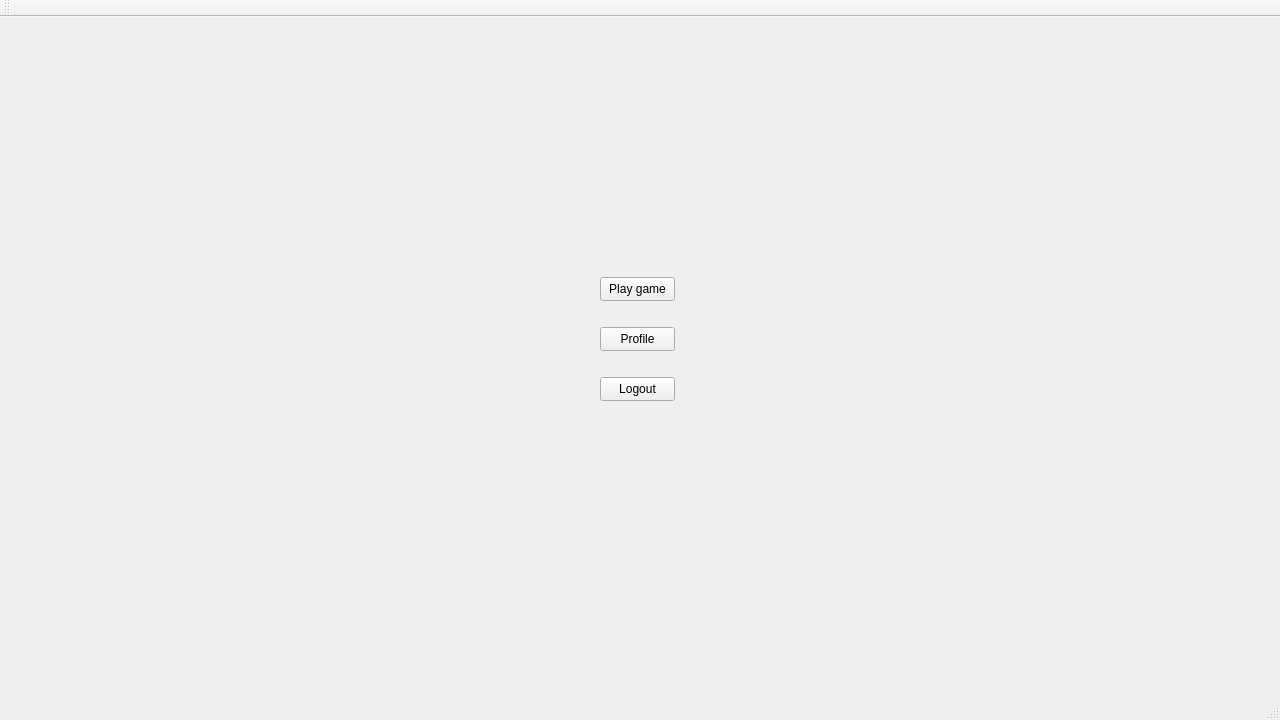
Qt form Triviador/Triviador/Triviador.ui (AndreiAndreea/TriviadorMCpp) before a commit.
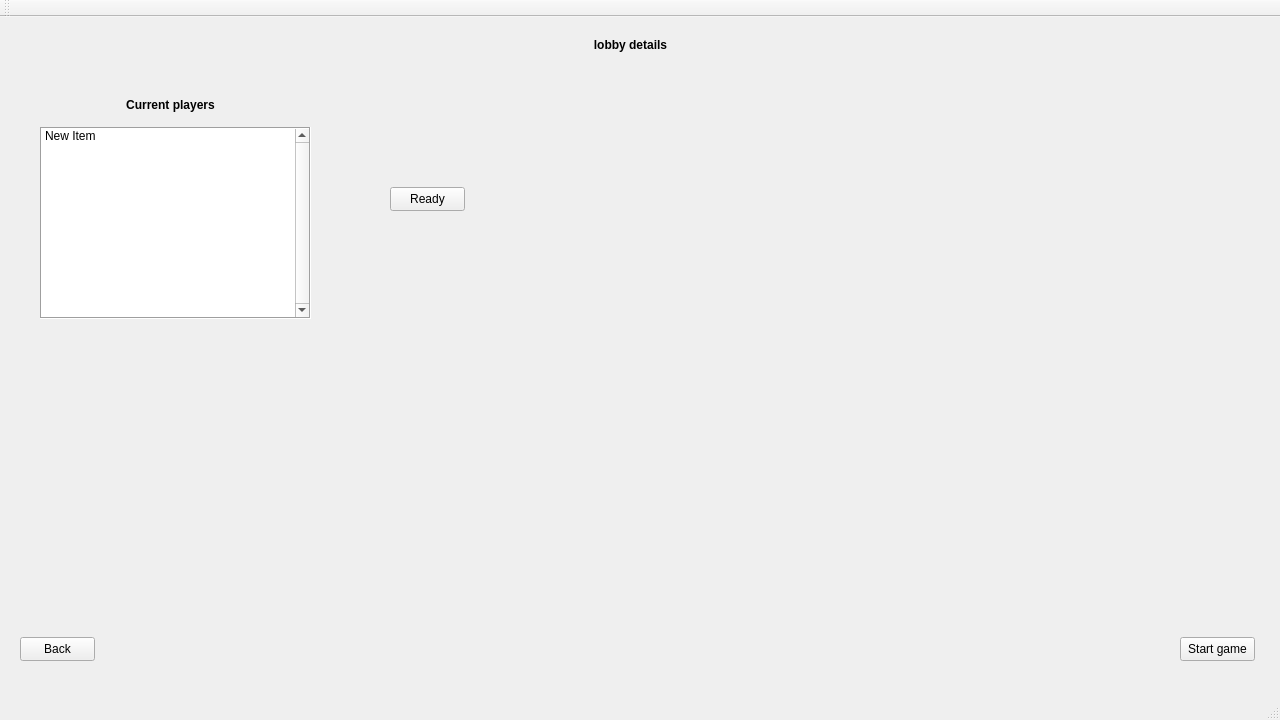
The same form after that commit.

Commit message: Added a functionality to go back to the lobbies types. Added a functionality to set the status of player, "Ready to play" and after, the player can start game.

Patch:
```diff
--- a/Triviador/Triviador/Triviador.ui
+++ b/Triviador/Triviador/Triviador.ui
@@ -23,8 +23,11 @@
       <height>720</height>
      </rect>
     </property>
+    <property name="autoFillBackground">
+     <bool>false</bool>
+    </property>
     <property name="currentIndex">
-     <number>0</number>
+     <number>4</number>
     </property>
     <widget class="QWidget" name="page">
      <widget class="QPushButton" name="profilePushButton">
@@ -50,7 +53,7 @@
        </rect>
       </property>
       <property name="text">
-       <string>Play game</string>
+       <string>Play</string>
       </property>
      </widget>
      <widget class="QPushButton" name="quitPushButton">
@@ -695,6 +698,145 @@
       </property>
      </widget>
     </widget>
+    <widget class="QWidget" name="page_5">
+     <widget class="QPushButton" name="startGameLobbyPushButton">
+      <property name="geometry">
+       <rect>
+        <x>1180</x>
+        <y>620</y>
+        <width>75</width>
+        <height>24</height>
+       </rect>
+      </property>
+      <property name="text">
+       <string>Start game</string>
+      </property>
+     </widget>
+     <widget class="QPushButton" name="backToLobbyPushButton">
+      <property name="geometry">
+       <rect>
+        <x>20</x>
+        <y>620</y>
+        <width>75</width>
+        <height>24</height>
+       </rect>
+      </property>
+      <property name="text">
+       <string>Back</string>
+      </property>
+     </widget>
+     <widget class="QLabel" name="playersDetailsLobbyLabel">
+      <property name="geometry">
+       <rect>
+        <x>570</x>
+        <y>20</y>
+        <width>121</width>
+        <height>16</height>
+       </rect>
+      </property>
+      <property name="text">
+       <string>&lt;html&gt;&lt;head/&gt;&lt;body&gt;&lt;p align=&quot;center&quot;&gt;&lt;span style=&quot; font-weight:700;&quot;&gt;lobby details&lt;/span&gt;&lt;/p&gt;&lt;/body&gt;&lt;/html&gt;</string>
+      </property>
+     </widget>
+     <widget class="QListWidget" name="playersListWidget">
+      <property name="geometry">
+       <rect>
+        <x>40</x>
+        <y>110</y>
+        <width>271</width>
+        <height>192</height>
+       </rect>
+      </property>
+      <property name="autoFillBackground">
+       <bool>false</bool>
+      </property>
+      <property name="frameShape">
+       <enum>QFrame::Box</enum>
+      </property>
+      <property name="frameShadow">
+       <enum>QFrame::Sunken</enum>
+      </property>
+      <property name="verticalScrollBarPolicy">
+       <enum>Qt::ScrollBarAlwaysOn</enum>
+      </property>
+      <property name="horizontalScrollBarPolicy">
+       <enum>Qt::ScrollBarAsNeeded</enum>
+      </property>
+      <property name="sizeAdjustPolicy">
+       <enum>QAbstractScrollArea::AdjustToContents</enum>
+      </property>
+      <property name="showDropIndicator" stdset="0">
+       <bool>true</bool>
+      </property>
+      <property name="selectionMode">
+       <enum>QAbstractItemView::SingleSelection</enum>
+      </property>
+      <property name="iconSize">
+       <size>
+        <width>0</width>
+        <height>0</height>
+       </size>
+      </property>
+      <property name="textElideMode">
+       <enum>Qt::ElideRight</enum>
+      </property>
+      <property name="movement">
+       <enum>QListView::Static</enum>
+      </property>
+      <property name="isWrapping" stdset="0">
+       <bool>false</bool>
+      </property>
+      <property name="viewMode">
+       <enum>QListView::ListMode</enum>
+      </property>
+      <property name="uniformItemSizes">
+       <bool>false</bool>
+      </property>
+      <property name="batchSize">
+       <number>10</number>
+      </property>
+      <property name="wordWrap">
+       <bool>true</bool>
+      </property>
+      <property name="selectionRectVisible">
+       <bool>false</bool>
+      </property>
+      <property name="sortingEnabled">
+       <bool>false</bool>
+      </property>
+      <item>
+       <property name="text">
+        <string>New Item</string>
+       </property>
+      </item>
+     </widget>
+     <widget class="QLabel" name="currentPlayersLabel">
+      <property name="geometry">
+       <rect>
+        <x>110</x>
+        <y>80</y>
+        <width>121</width>
+        <height>16</height>
+       </rect>
+      </property>
+      <property name="text">
+       <string>&lt;html&gt;&lt;head/&gt;&lt;body&gt;&lt;p align=&quot;center&quot;&gt;&lt;span style=&quot; font-weight:700;&quot;&gt;Current players&lt;/span&gt;&lt;/p&gt;&lt;/body&gt;&lt;/html&gt;</string>
+      </property>
+     </widget>
+     <widget class="QPushButton" name="readyGameLobbyPushButton">
+      <property name="geometry">
+       <rect>
+        <x>390</x>
+        <y>170</y>
+        <width>75</width>
+        <height>24</height>
+       </rect>
+      </property>
+      <property name="text">
+       <string>Ready</string>
+      </property>
+     </widget>
+    </widget>
    </widget>
   </widget>
   <widget class="QMenuBar" name="menuBar">
```
Left out of the diff: 4 changed lines with no effect on the pictures. The commit also changes 3 other files.
